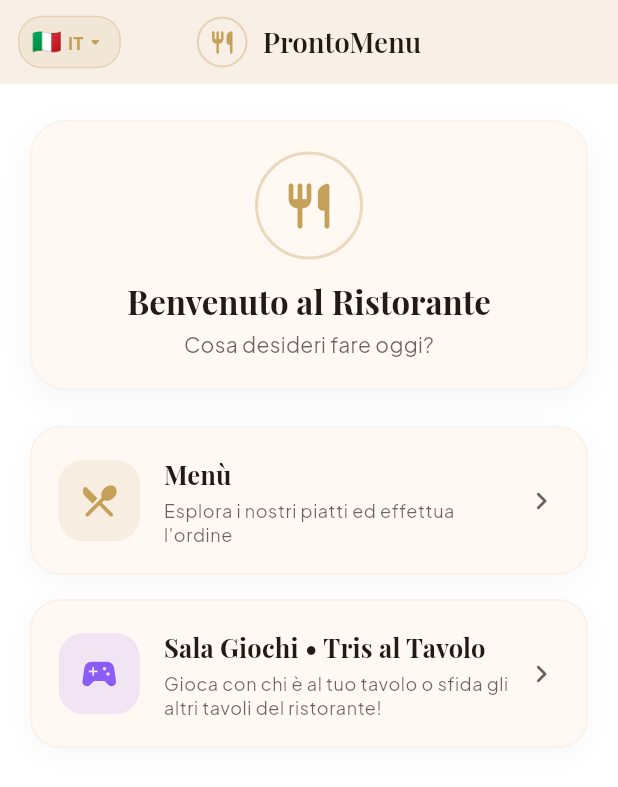
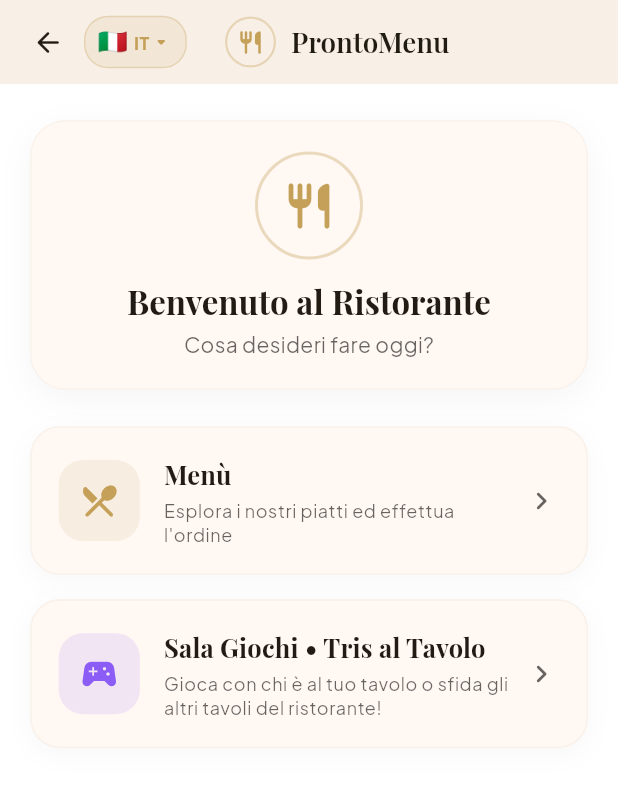
Before and after one commit to SyntaxStudiof/pronto_menu, a Flutter app: the HubClienteWidget screen opened directly with empty values, on a phone screen of 412 x 824 dp. Shown: the top 787 px of the screen. Run offline on Flutter 3.47's test engine with Material 3 defaults, Android fonts, the phone set to English and light mode, and no system bars; our stand-ins replace auto_size_text, badges, cached_network_image, cloud_firestore, cloud_functions, dropdown_button2 and 23 more; missing offline and left inert: json_path, mime_type, styled_divider; accounts and stored records are empty; network calls fail; statements that could not run were skipped.

Commit message:
fix: reindirizzamento da menu ristoratore a HubCliente e rimozione icone Jukebox/Giochi da AppBar menu cliente

```diff
--- a/lib/cliente/hub_cliente/hub_cliente_widget.dart
+++ b/lib/cliente/hub_cliente/hub_cliente_widget.dart
@@ -185,15 +185,30 @@
             automaticallyImplyLeading: false,
             elevation: 1.0,
             centerTitle: true,
-            leadingWidth: 92.0,
+            leadingWidth: context.canPop() ? 134.0 : 92.0,
             leading: Align(
               alignment: Alignment.centerLeft,
               child: Padding(
-                padding: const EdgeInsetsDirectional.only(start: 12.0),
-                child: InkWell(
-                  onTap: () => _mostraSelettoreLingua(theme),
-                  borderRadius: BorderRadius.circular(16.0),
-                  child: Container(
+                padding: const EdgeInsetsDirectional.only(start: 8.0),
+                child: Row(
+                  mainAxisSize: MainAxisSize.min,
+                  children: [
+                    if (context.canPop())
+                      IconButton(
+                        padding: EdgeInsets.zero,
+                        constraints: const BoxConstraints(
+                            minWidth: 32.0, minHeight: 32.0),
+                        icon: Icon(
+                          Icons.arrow_back_rounded,
+                          size: 22.0,
+                          color: theme.colorScheme.onSurface,
+                        ),
+                        onPressed: () => context.safePop(),
+                      ),
+                    InkWell(
+                      onTap: () => _mostraSelettoreLingua(theme),
+                      borderRadius: BorderRadius.circular(16.0),
+                      child: Container(
                     padding: const EdgeInsets.symmetric(
                         horizontal: 8.0, vertical: 5.0),
                     decoration: BoxDecoration(
@@ -236,8 +251,10 @@
                     ),
                   ),
                 ),
-              ),
+              ],
             ),
+          ),
+        ),
             title: Row(
               mainAxisSize: MainAxisSize.min,
               children: [
--- a/lib/components/menu_profilo_widget.dart
+++ b/lib/components/menu_profilo_widget.dart
@@ -299,15 +299,11 @@
                       onTap: () async {
                         Navigator.pop(context);
                         context.pushNamed(
-                          MenuClienteWidget.routeName,
+                          HubClienteWidget.routeName,
                           queryParameters: {
                             'ristoranteRef': serializeParam(
                               widget.ristoranteRef,
                               ParamType.DocumentReference,
-                            ),
-                            'isAnteprima': serializeParam(
-                              true,
-                              ParamType.bool,
                             ),
                           }.withoutNulls,
                           extra: <String, dynamic>{
--- a/lib/impostazioni_q_r/impostazioni_q_r_widget.dart
+++ b/lib/impostazioni_q_r/impostazioni_q_r_widget.dart
@@ -247,15 +247,11 @@
                             child: OutlinedButton.icon(
                               onPressed: () async {
                                 context.pushNamed(
-                                  MenuClienteWidget.routeName,
+                                  HubClienteWidget.routeName,
                                   queryParameters: {
                                     'ristoranteRef': serializeParam(
                                       currentUserReference,
                                       ParamType.DocumentReference,
-                                    ),
-                                    'isAnteprima': serializeParam(
-                                      true,
-                                      ParamType.bool,
                                     ),
                                   }.withoutNulls,
                                 );
```
Also changed, not shown: lib/cliente/menu_cliente/menu_cliente_widget.dart (+2 -76 lines), 1 other file.
